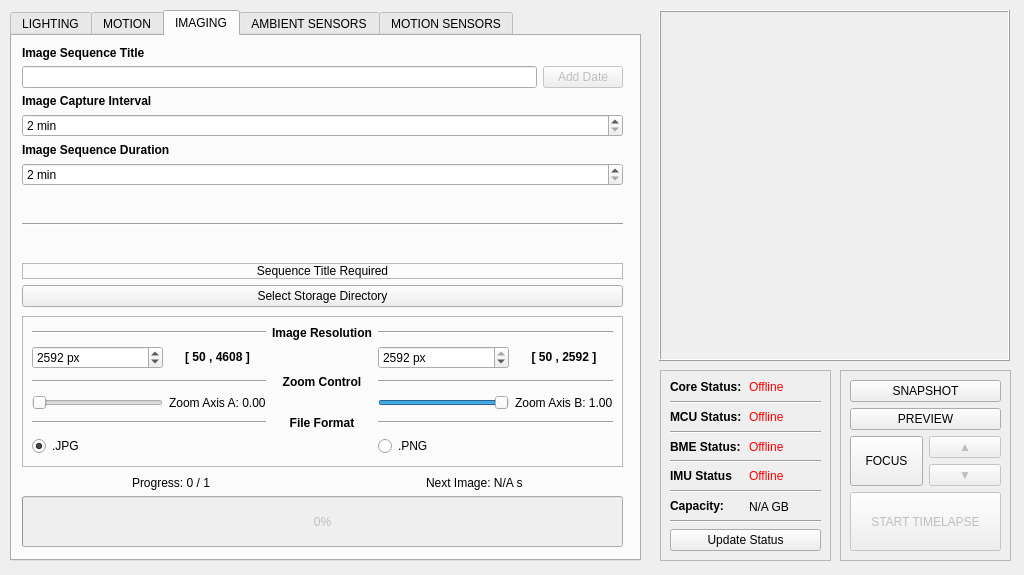
First picture: the form in _ui/Clinostat.ui, repository CoCl-Jerry/SciSpin_Max_Dev, before the edit.
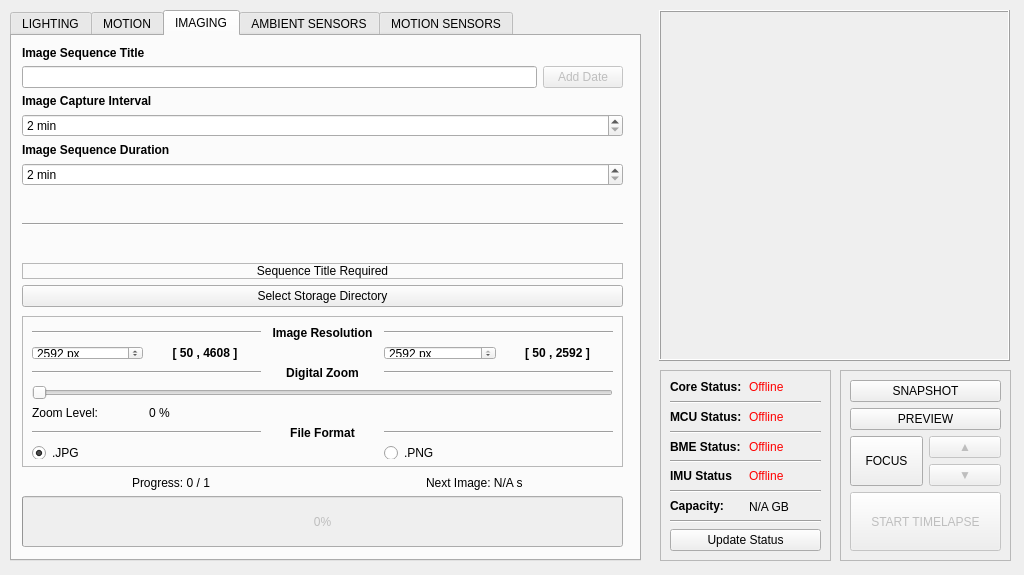
Second picture: the form after the edit. Icons and pictures are not drawn. Custom widgets are drawn as their Qt base class.

What changed in the file:
```diff
--- a/_ui/Clinostat.ui
+++ b/_ui/Clinostat.ui
@@ -879,39 +879,11 @@
          <x>10</x>
          <y>10</y>
          <width>581</width>
-         <height>131</height>
+         <height>133</height>
         </rect>
        </property>
        <layout class="QGridLayout" name="gridLayout_2">
-        <item row="6" column="3" colspan="2">
-         <widget class="QRadioButton" name="imaging_PNG_radioButton">
-          <property name="text">
-           <string>.PNG</string>
-          </property>
-         </widget>
-        </item>
-        <item row="2" column="3" colspan="2">
-         <widget class="Line" name="line_9">
-          <property name="orientation">
-           <enum>Qt::Horizontal</enum>
-          </property>
-         </widget>
-        </item>
-        <item row="0" column="2">
-         <widget class="QLabel" name="imaging_image_resolution_text_label">
-          <property name="text">
-           <string>&lt;html&gt;&lt;head/&gt;&lt;body&gt;&lt;p align=&quot;center&quot;&gt;&lt;span style=&quot; font-weight:700;&quot;&gt;Image Resolution&lt;/span&gt;&lt;/p&gt;&lt;/body&gt;&lt;/html&gt;</string>
-          </property>
-         </widget>
-        </item>
-        <item row="3" column="1">
-         <widget class="QLabel" name="imaging_xAxis_value_label">
-          <property name="text">
-           <string>Zoom Axis A: 0.00</string>
-          </property>
-         </widget>
-        </item>
-        <item row="6" column="0" colspan="2">
+        <item row="7" column="0" colspan="2">
          <widget class="QRadioButton" name="imaging_JPG_radioButton">
           <property name="text">
            <string>.JPG</string>
@@ -921,13 +893,24 @@
           </property>
          </widget>
         </item>
-        <item row="1" column="4">
-         <widget class="QLabel" name="imaging_y_resolution_range_text_label">
+        <item row="2" column="3" colspan="2">
+         <widget class="Line" name="line_9">
+          <property name="orientation">
+           <enum>Qt::Horizontal</enum>
+          </property>
+         </widget>
+        </item>
+        <item row="0" column="0" colspan="2">
+         <widget class="Line" name="line_6">
+          <property name="orientation">
+           <enum>Qt::Horizontal</enum>
+          </property>
+         </widget>
+        </item>
+        <item row="5" column="2" rowspan="2">
+         <widget class="QLabel" name="imaging_file_format_text_label">
           <property name="text">
-           <string>&lt;html&gt;&lt;head/&gt;&lt;body&gt;&lt;p align=&quot;center&quot;&gt;&lt;span style=&quot; font-weight:600; color:#000000;&quot;&gt;[ 50 , 2592 ]&lt;/span&gt;&lt;/p&gt;&lt;/body&gt;&lt;/html&gt;</string>
-          </property>
-          <property name="alignment">
-           <set>Qt::AlignCenter</set>
+           <string>&lt;html&gt;&lt;head/&gt;&lt;body&gt;&lt;p align=&quot;center&quot;&gt;&lt;span style=&quot; font-weight:700;&quot;&gt;File Format&lt;/span&gt;&lt;/p&gt;&lt;/body&gt;&lt;/html&gt;</string>
           </property>
          </widget>
         </item>
@@ -938,19 +921,37 @@
           </property>
          </widget>
         </item>
-        <item row="3" column="3">
-         <widget class="QSlider" name="imaging_yAxis_value_horizontalSlider">
-          <property name="toolTip">
-           <string>Zoom controls, snapshot is taken when released, useful during focusing</string>
+        <item row="7" column="3" colspan="2">
+         <widget class="QRadioButton" name="imaging_PNG_radioButton">
+          <property name="text">
+           <string>.PNG</string>
           </property>
+         </widget>
+        </item>
+        <item row="5" column="3" rowspan="2" colspan="2">
+         <widget class="Line" name="line_11">
+          <property name="orientation">
+           <enum>Qt::Horizontal</enum>
+          </property>
+         </widget>
+        </item>
+        <item row="5" column="0" rowspan="2" colspan="2">
+         <widget class="Line" name="line_10">
+          <property name="orientation">
+           <enum>Qt::Horizontal</enum>
+          </property>
+         </widget>
+        </item>
+        <item row="3" column="0" colspan="5">
+         <widget class="QSlider" name="imaging_digital_zoom_horizontalSlider">
           <property name="minimum">
-           <number>1</number>
+           <number>0</number>
           </property>
           <property name="maximum">
            <number>100</number>
           </property>
           <property name="value">
-           <number>100</number>
+           <number>0</number>
           </property>
           <property name="orientation">
            <enum>Qt::Horizontal</enum>
@@ -959,17 +960,7 @@
            <bool>false</bool>
           </property>
           <property name="invertedControls">
-           <bool>false</bool>
-          </property>
-          <property name="tickPosition">
-           <enum>QSlider::NoTicks</enum>
-          </property>
-         </widget>
-        </item>
-        <item row="3" column="4">
-         <widget class="QLabel" name="imaging_yAxis_value_label">
-          <property name="text">
-           <string>Zoom Axis B: 1.00</string>
+           <bool>true</bool>
           </property>
          </widget>
         </item>
@@ -983,6 +974,16 @@
           </property>
          </widget>
         </item>
+        <item row="1" column="4">
+         <widget class="QLabel" name="imaging_y_resolution_range_text_label">
+          <property name="text">
+           <string>&lt;html&gt;&lt;head/&gt;&lt;body&gt;&lt;p align=&quot;center&quot;&gt;&lt;span style=&quot; font-weight:600; color:#000000;&quot;&gt;[ 50 , 2592 ]&lt;/span&gt;&lt;/p&gt;&lt;/body&gt;&lt;/html&gt;</string>
+          </property>
+          <property name="alignment">
+           <set>Qt::AlignCenter</set>
+          </property>
+         </widget>
+        </item>
         <item row="0" column="3" colspan="2">
          <widget class="Line" name="line_19">
           <property name="orientation">
@@ -990,70 +991,10 @@
           </property>
          </widget>
         </item>
-        <item row="2" column="2">
-         <widget class="QLabel" name="imaging_zoom_control_text_label">
+        <item row="0" column="2">
+         <widget class="QLabel" name="imaging_image_resolution_text_label">
           <property name="text">
-           <string>&lt;html&gt;&lt;head/&gt;&lt;body&gt;&lt;p align=&quot;center&quot;&gt;&lt;span style=&quot; font-weight:700;&quot;&gt;Zoom Control&lt;/span&gt;&lt;/p&gt;&lt;/body&gt;&lt;/html&gt;</string>
-          </property>
-         </widget>
-        </item>
-        <item row="4" column="2" rowspan="2">
-         <widget class="QLabel" name="imaging_file_format_text_label">
-          <property name="text">
-           <string>&lt;html&gt;&lt;head/&gt;&lt;body&gt;&lt;p align=&quot;center&quot;&gt;&lt;span style=&quot; font-weight:700;&quot;&gt;File Format&lt;/span&gt;&lt;/p&gt;&lt;/body&gt;&lt;/html&gt;</string>
-          </property>
-         </widget>
-        </item>
-        <item row="4" column="3" rowspan="2" colspan="2">
-         <widget class="Line" name="line_11">
-          <property name="orientation">
-           <enum>Qt::Horizontal</enum>
-          </property>
-         </widget>
-        </item>
-        <item row="3" column="0">
-         <widget class="QSlider" name="imaging_xAxis_value_horizontalSlider">
-          <property name="toolTip">
-           <string>Zoom controls, snapshot is taken when released, useful during focusing</string>
-          </property>
-          <property name="maximum">
-           <number>100</number>
-          </property>
-          <property name="orientation">
-           <enum>Qt::Horizontal</enum>
-          </property>
-          <property name="tickPosition">
-           <enum>QSlider::NoTicks</enum>
-          </property>
-         </widget>
-        </item>
-        <item row="0" column="0" colspan="2">
-         <widget class="Line" name="line_6">
-          <property name="orientation">
-           <enum>Qt::Horizontal</enum>
-          </property>
-         </widget>
-        </item>
-        <item row="1" column="3">
-         <widget class="QSpinBox" name="imaging_y_resolution_value_spinBox">
-          <property name="suffix">
-           <string> px</string>
-          </property>
-          <property name="minimum">
-           <number>50</number>
-          </property>
-          <property name="maximum">
-           <number>2592</number>
-          </property>
-          <property name="value">
-           <number>2592</number>
-          </property>
-         </widget>
-        </item>
-        <item row="4" column="0" rowspan="2" colspan="2">
-         <widget class="Line" name="line_10">
-          <property name="orientation">
-           <enum>Qt::Horizontal</enum>
+           <string>&lt;html&gt;&lt;head/&gt;&lt;body&gt;&lt;p align=&quot;center&quot;&gt;&lt;span style=&quot; font-weight:700;&quot;&gt;Image Resolution&lt;/span&gt;&lt;/p&gt;&lt;/body&gt;&lt;/html&gt;</string>
           </property>
          </widget>
         </item>
@@ -1073,18 +1014,42 @@
           </property>
          </widget>
         </item>
-        <item row="7" column="0" colspan="5">
-         <spacer name="verticalSpacer_5">
-          <property name="orientation">
-           <enum>Qt::Vertical</enum>
+        <item row="1" column="3">
+         <widget class="QSpinBox" name="imaging_y_resolution_value_spinBox">
+          <property name="suffix">
+           <string> px</string>
           </property>
-          <property name="sizeHint" stdset="0">
-           <size>
-            <width>20</width>
-            <height>40</height>
-           </size>
+          <property name="minimum">
+           <number>50</number>
           </property>
-         </spacer>
+          <property name="maximum">
+           <number>2592</number>
+          </property>
+          <property name="value">
+           <number>2592</number>
+          </property>
+         </widget>
+        </item>
+        <item row="2" column="2">
+         <widget class="QLabel" name="imaging_digital_zoom_text_label">
+          <property name="text">
+           <string>&lt;html&gt;&lt;head/&gt;&lt;body&gt;&lt;p align=&quot;center&quot;&gt;&lt;span style=&quot; font-weight:700;&quot;&gt;Digital Zoom&lt;/span&gt;&lt;/p&gt;&lt;/body&gt;&lt;/html&gt;</string>
+          </property>
+         </widget>
+        </item>
+        <item row="4" column="0">
+         <widget class="QLabel" name="imaging_digital_zoom_value_text_label">
+          <property name="text">
+           <string>Zoom Level:</string>
+          </property>
+         </widget>
+        </item>
+        <item row="4" column="1">
+         <widget class="QLabel" name="imaging_digital_zoom_value_label">
+          <property name="text">
+           <string>0 %</string>
+          </property>
+         </widget>
         </item>
        </layout>
       </widget>
```
